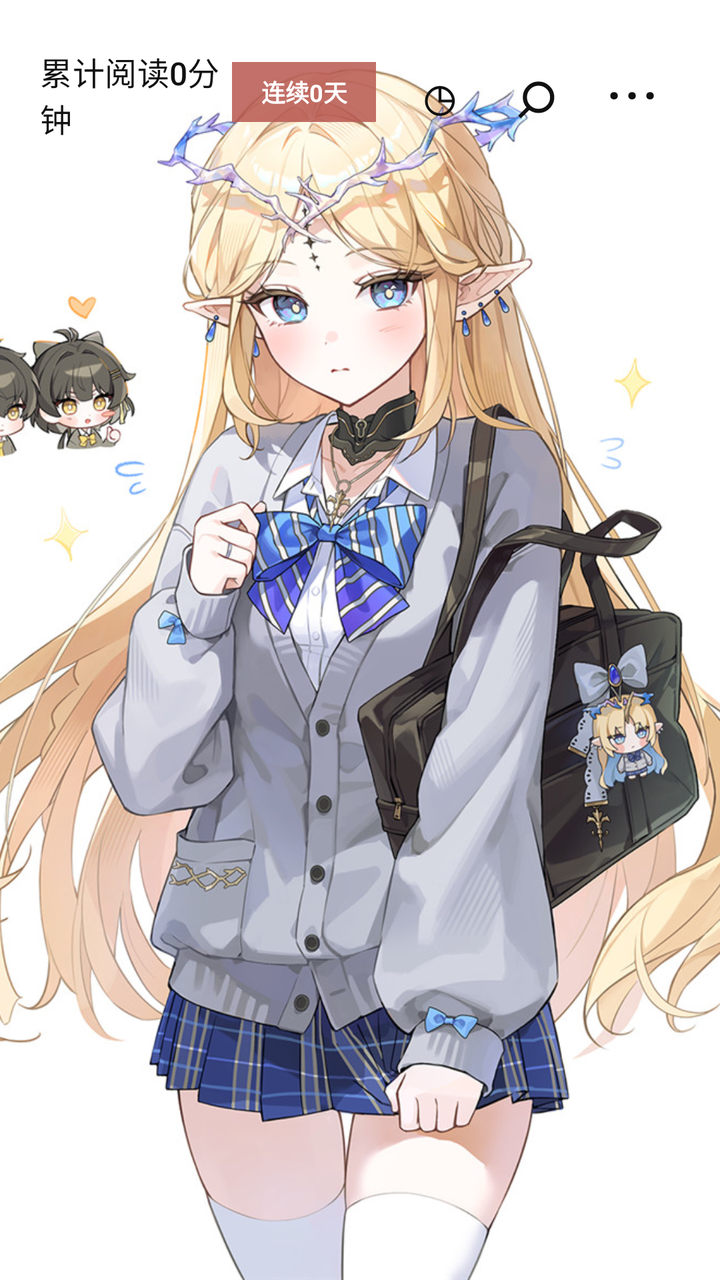
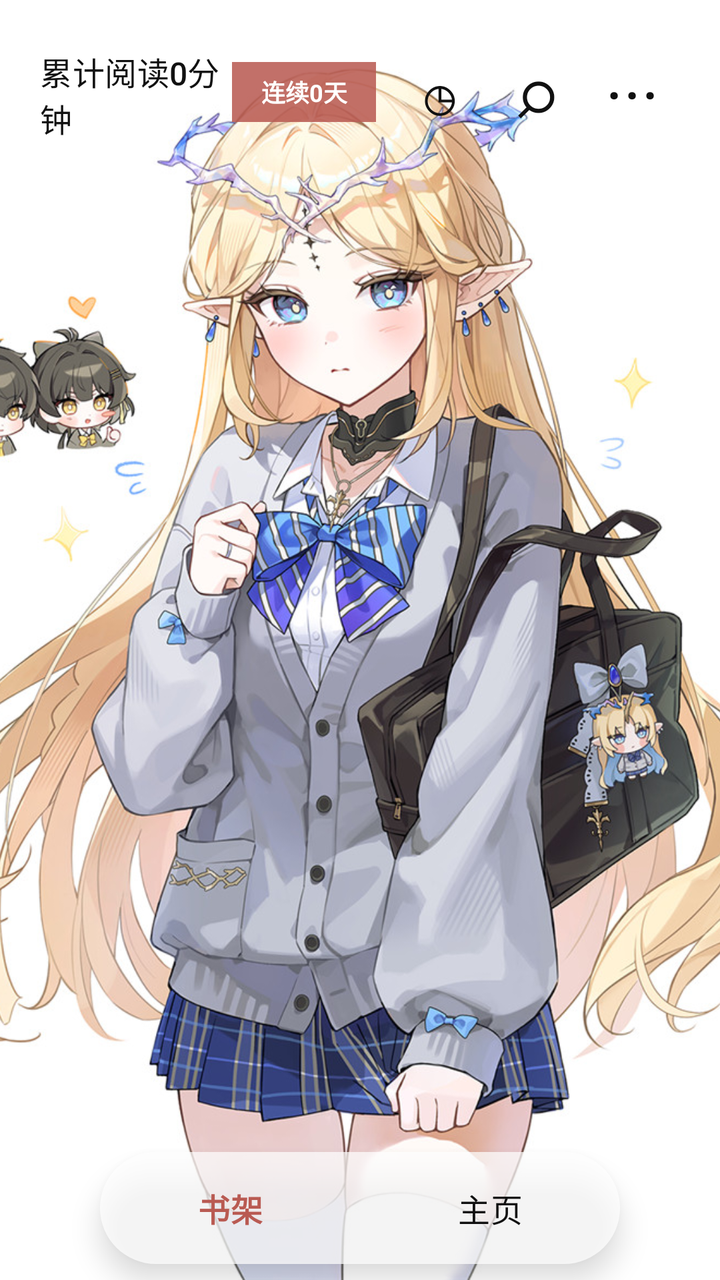

Before-and-after screenshots of an Android layout around one commit, followed by the original layout XML and the change that was made.
<!-- AndroidManifest.xml: application theme Theme.NovelReader -->
<!-- res/layout/activity_main.xml -->
<?xml version="1.0" encoding="utf-8"?>
<androidx.coordinatorlayout.widget.CoordinatorLayout xmlns:android="http://schemas.android.com/apk/res/android"
    xmlns:app="http://schemas.android.com/apk/res-auto"
    android:id="@+id/main"
    android:layout_width="match_parent"
    android:layout_height="match_parent">

    <ImageView
        android:id="@+id/bookshelfBackground"
        android:layout_width="match_parent"
        android:layout_height="match_parent"
        android:contentDescription="@null"
        android:scaleType="centerCrop"
        android:src="@drawable/bookshelf_bg" />

    <LinearLayout
        android:layout_width="match_parent"
        android:layout_height="match_parent"
        android:orientation="vertical"
        android:paddingStart="20dp"
        android:paddingEnd="20dp">

        <LinearLayout
            android:id="@+id/bookshelfTopBar"
            android:layout_width="match_parent"
            android:layout_height="wrap_content"
            android:gravity="center_vertical"
            android:orientation="horizontal"
            android:paddingTop="24dp"
            android:paddingBottom="16dp">

            <TextView
                android:id="@+id/groupBackButton"
                android:layout_width="76dp"
                android:layout_height="44dp"
                android:gravity="center_vertical"
                android:text="‹ 返回"
                android:textAppearance="@style/TextAppearance.Material3.TitleMedium"
                android:textColor="#111111"
                android:textStyle="bold"
                android:visibility="gone" />

            <TextView
                android:id="@+id/readingTimeText"
                android:layout_width="0dp"
                android:layout_height="44dp"
                android:layout_weight="1"
                android:gravity="center_vertical"
                android:text="累计阅读0分钟"
                android:textAppearance="@style/TextAppearance.Material3.TitleMedium"
                android:textColor="#111111" />

            <TextView
                android:id="@+id/readingStreakBadge"
                android:layout_width="72dp"
                android:layout_height="30dp"
                android:layout_marginEnd="8dp"
                android:background="#DDB95A52"
                android:gravity="center"
                android:text="连续0天"
                android:textColor="#FFFFFF"
                android:textSize="12sp"
                android:textStyle="bold" />

            <TextView
                android:id="@+id/groupTitleText"
                android:layout_width="0dp"
                android:layout_height="44dp"
                android:layout_weight="1"
                android:ellipsize="end"
                android:gravity="center_vertical"
                android:maxLines="1"
                android:textAppearance="@style/TextAppearance.Material3.TitleMedium"
                android:textColor="#111111"
                android:textStyle="bold"
                android:visibility="gone" />

            <TextView
                android:id="@+id/historyButton"
                android:layout_width="48dp"
                android:layout_height="44dp"
                android:gravity="center"
                android:text="◷"
                android:textColor="#111111"
                android:textSize="34sp" />

            <TextView
                android:id="@+id/searchButton"
                android:layout_width="48dp"
                android:layout_height="44dp"
                android:gravity="center"
                android:text="⌕"
                android:textColor="#111111"
                android:textSize="34sp" />

            <TextView
                android:id="@+id/moreButton"
                android:layout_width="48dp"
                android:layout_height="44dp"
                android:gravity="center"
                android:text="···"
                android:textColor="#111111"
                android:textSize="34sp" />
        </LinearLayout>

        <LinearLayout
            android:id="@+id/selectionBar"
            android:layout_width="match_parent"
            android:layout_height="wrap_content"
            android:gravity="center_vertical"
            android:orientation="horizontal"
            android:paddingTop="24dp"
            android:paddingBottom="16dp"
            android:visibility="gone">

            <TextView
                android:id="@+id/cancelSelectionButton"
                android:layout_width="64dp"
                android:layout_height="40dp"
                android:gravity="center_vertical"
                android:text="取消"
                android:textAppearance="@style/TextAppearance.Material3.BodyLarge"
                android:textColor="#111111" />

            <TextView
                android:id="@+id/selectedCountText"
                android:layout_width="0dp"
                android:layout_height="40dp"
                android:layout_weight="1"
                android:gravity="center"
                android:text="已选择 1 本"
                android:textAppearance="@style/TextAppearance.Material3.TitleMedium"
                android:textColor="#111111"
                android:textStyle="bold" />

            <TextView
                android:id="@+id/groupSelectedButton"
                android:layout_width="52dp"
                android:layout_height="40dp"
                android:gravity="center"
                android:text="分组"
                android:textAppearance="@style/TextAppearance.Material3.BodyLarge"
                android:textColor="#111111"
                android:textStyle="bold" />

            <TextView
                android:id="@+id/markReadSelectedButton"
                android:layout_width="52dp"
                android:layout_height="40dp"
                android:gravity="center"
                android:text="已读"
                android:textAppearance="@style/TextAppearance.Material3.BodyLarge"
                android:textColor="#111111"
                android:textStyle="bold" />

            <TextView
                android:id="@+id/markUnreadSelectedButton"
                android:layout_width="52dp"
                android:layout_height="40dp"
                android:gravity="center"
                android:text="在读"
                android:textAppearance="@style/TextAppearance.Material3.BodyLarge"
                android:textColor="#111111"
                android:textStyle="bold" />

            <TextView
                android:id="@+id/deleteSelectedButton"
                android:layout_width="52dp"
                android:layout_height="40dp"
                android:gravity="end|center_vertical"
                android:text="删除"
                android:textAppearance="@style/TextAppearance.Material3.BodyLarge"
                android:textColor="#B95A52"
                android:textStyle="bold" />
        </LinearLayout>

        <TextView
            android:id="@+id/emptyView"
            android:layout_width="match_parent"
            android:layout_height="wrap_content"
            android:paddingTop="80dp"
            android:gravity="center"
            android:text="@string/empty_bookshelf"
            android:textAppearance="@style/TextAppearance.Material3.BodyLarge"
            android:visibility="gone" />

        <androidx.recyclerview.widget.RecyclerView
            android:id="@+id/bookRecyclerView"
            android:layout_width="match_parent"
            android:layout_height="0dp"
            android:layout_weight="1"
            android:clipToPadding="false"
            android:paddingTop="8dp"
            android:paddingBottom="96dp" />
    </LinearLayout>

    <com.google.android.material.floatingactionbutton.ExtendedFloatingActionButton
        android:id="@+id/importButton"
        android:layout_width="wrap_content"
        android:layout_height="wrap_content"
        android:layout_gravity="bottom|end"
        android:layout_margin="24dp"
        android:text="@string/import_book"
        android:visibility="gone"
        app:icon="@android:drawable/ic_menu_upload" />

    <LinearLayout
        android:id="@+id/moreMenuPanel"
        android:layout_width="220dp"
        android:layout_height="wrap_content"
        android:layout_gravity="top|end"
        android:layout_marginTop="82dp"
        android:layout_marginEnd="20dp"
        android:alpha="0"
        android:background="#F8FFFFFF"
        android:elevation="10dp"
        android:orientation="vertical"
        android:paddingTop="12dp"
        android:paddingBottom="12dp"
        android:visibility="gone">

        <TextView
            android:id="@+id/menuImportButton"
            android:layout_width="match_parent"
            android:layout_height="56dp"
            android:gravity="center_vertical"
            android:paddingStart="24dp"
            android:paddingEnd="24dp"
            android:text="本机导入"
            android:textAppearance="@style/TextAppearance.Material3.TitleMedium"
            android:textColor="#111111" />

        <TextView
            android:id="@+id/menuImportRecordsButton"
            android:layout_width="match_parent"
            android:layout_height="56dp"
            android:gravity="center_vertical"
            android:paddingStart="24dp"
            android:paddingEnd="24dp"
            android:text="导入记录"
            android:textAppearance="@style/TextAppearance.Material3.TitleMedium"
            android:textColor="#111111" />

        <TextView
            android:id="@+id/menuSortButton"
            android:layout_width="match_parent"
            android:layout_height="56dp"
            android:gravity="center_vertical"
            android:paddingStart="24dp"
            android:paddingEnd="24dp"
            android:text="书架排序"
            android:textAppearance="@style/TextAppearance.Material3.TitleMedium"
            android:textColor="#111111" />

        <TextView
            android:id="@+id/menuListModeButton"
            android:layout_width="match_parent"
            android:layout_height="56dp"
            android:gravity="center_vertical"
            android:paddingStart="24dp"
            android:paddingEnd="24dp"
            android:text="列表模式"
            android:textAppearance="@style/TextAppearance.Material3.TitleMedium"
            android:textColor="#111111" />

        <TextView
            android:id="@+id/menuCategoryButton"
            android:layout_width="match_parent"
            android:layout_height="56dp"
            android:gravity="center_vertical"
            android:paddingStart="24dp"
            android:paddingEnd="24dp"
            android:text="分类筛选"
            android:textAppearance="@style/TextAppearance.Material3.TitleMedium"
            android:textColor="#111111" />

        <TextView
            android:id="@+id/menuStatsButton"
            android:layout_width="match_parent"
            android:layout_height="56dp"
            android:gravity="center_vertical"
            android:paddingStart="24dp"
            android:paddingEnd="24dp"
            android:text="阅读统计"
            android:textAppearance="@style/TextAppearance.Material3.TitleMedium"
            android:textColor="#111111" />

        <TextView
            android:id="@+id/menuGoalButton"
            android:layout_width="match_parent"
            android:layout_height="56dp"
            android:gravity="center_vertical"
            android:paddingStart="24dp"
            android:paddingEnd="24dp"
            android:text="阅读目标"
            android:textAppearance="@style/TextAppearance.Material3.TitleMedium"
            android:textColor="#111111" />

        <TextView
            android:id="@+id/menuBackgroundButton"
            android:layout_width="match_parent"
            android:layout_height="56dp"
            android:gravity="center_vertical"
            android:paddingStart="24dp"
            android:paddingEnd="24dp"
            android:text="书架背景"
            android:textAppearance="@style/TextAppearance.Material3.TitleMedium"
            android:textColor="#111111" />

        <TextView
            android:id="@+id/menuBackupButton"
            android:layout_width="match_parent"
            android:layout_height="56dp"
            android:gravity="center_vertical"
            android:paddingStart="24dp"
            android:paddingEnd="24dp"
            android:text="备份数据"
            android:textAppearance="@style/TextAppearance.Material3.TitleMedium"
            android:textColor="#111111" />

        <TextView
            android:id="@+id/menuRestoreButton"
            android:layout_width="match_parent"
            android:layout_height="56dp"
            android:gravity="center_vertical"
            android:paddingStart="24dp"
            android:paddingEnd="24dp"
            android:text="恢复数据"
            android:textAppearance="@style/TextAppearance.Material3.TitleMedium"
            android:textColor="#111111" />
    </LinearLayout>

</androidx.coordinatorlayout.widget.CoordinatorLayout>
<!-- resources referenced by this layout -->
<resources>
  <!-- drawable bookshelf_bg: png bitmap (drawable, 982295 bytes) -->
  <string name="empty_bookshelf">还没有书，点右下角导入 TXT 或 EPUB</string>
  <string name="import_book">导入</string>
  <style name="Theme.NovelReader" parent="Base.Theme.NovelReader" />
  <style name="Base.Theme.NovelReader" parent="Theme.Material3.DayNight.NoActionBar">
          
          
      </style>
</resources>

<!-- the commit's change to res/layout/activity_main.xml (unified diff, before → after) -->
@@ -14,6 +14,7 @@
         android:src="@drawable/bookshelf_bg" />
 
     <LinearLayout
+        android:id="@+id/mainContent"
         android:layout_width="match_parent"
         android:layout_height="match_parent"
         android:orientation="vertical"
@@ -21,177 +22,442 @@
         android:paddingEnd="20dp">
 
         <LinearLayout
-            android:id="@+id/bookshelfTopBar"
-            android:layout_width="match_parent"
-            android:layout_height="wrap_content"
-            android:gravity="center_vertical"
-            android:orientation="horizontal"
-            android:paddingTop="24dp"
-            android:paddingBottom="16dp">
+            android:id="@+id/bookshelfPage"
+            android:layout_width="match_parent"
+            android:layout_height="0dp"
+            android:layout_weight="1"
+            android:orientation="vertical">
+
+            <LinearLayout
+                android:id="@+id/bookshelfTopBar"
+                android:layout_width="match_parent"
+                android:layout_height="wrap_content"
+                android:gravity="center_vertical"
+                android:orientation="horizontal"
+                android:paddingTop="24dp"
+                android:paddingBottom="16dp">
+
+                <TextView
+                    android:id="@+id/groupBackButton"
+                    android:layout_width="76dp"
+                    android:layout_height="44dp"
+                    android:gravity="center_vertical"
+                    android:text="‹ 返回"
+                    android:textAppearance="@style/TextAppearance.Material3.TitleMedium"
+                    android:textColor="#111111"
+                    android:textStyle="bold"
+                    android:visibility="gone" />
+
+                <TextView
+                    android:id="@+id/readingTimeText"
+                    android:layout_width="0dp"
+                    android:layout_height="44dp"
+                    android:layout_weight="1"
+                    android:gravity="center_vertical"
+                    android:text="累计阅读0分钟"
+                    android:textAppearance="@style/TextAppearance.Material3.TitleMedium"
+                    android:textColor="#111111" />
+
+                <TextView
+                    android:id="@+id/readingStreakBadge"
+                    android:layout_width="72dp"
+                    android:layout_height="30dp"
+                    android:layout_marginEnd="8dp"
+                    android:background="#DDB95A52"
+                    android:gravity="center"
+                    android:text="连续0天"
+                    android:textColor="#FFFFFF"
+                    android:textSize="12sp"
+                    android:textStyle="bold" />
+
+                <TextView
+                    android:id="@+id/groupTitleText"
+                    android:layout_width="0dp"
+                    android:layout_height="44dp"
+                    android:layout_weight="1"
+                    android:ellipsize="end"
+                    android:gravity="center_vertical"
+                    android:maxLines="1"
+                    android:textAppearance="@style/TextAppearance.Material3.TitleMedium"
+                    android:textColor="#111111"
+                    android:textStyle="bold"
+                    android:visibility="gone" />
+
+                <TextView
+                    android:id="@+id/historyButton"
+                    android:layout_width="48dp"
+                    android:layout_height="44dp"
+                    android:gravity="center"
+                    android:text="◷"
+                    android:textColor="#111111"
+                    android:textSize="34sp" />
+
+                <TextView
+                    android:id="@+id/searchButton"
+                    android:layout_width="48dp"
+                    android:layout_height="44dp"
+                    android:gravity="center"
+                    android:text="⌕"
+                    android:textColor="#111111"
+                    android:textSize="34sp" />
+
+                <TextView
+                    android:id="@+id/moreButton"
+                    android:layout_width="48dp"
+                    android:layout_height="44dp"
+                    android:gravity="center"
+                    android:text="···"
+                    android:textColor="#111111"
+                    android:textSize="34sp" />
+            </LinearLayout>
+
+            <LinearLayout
+                android:id="@+id/selectionBar"
+                android:layout_width="match_parent"
+                android:layout_height="wrap_content"
+                android:gravity="center_vertical"
+                android:orientation="horizontal"
+                android:paddingTop="24dp"
+                android:paddingBottom="16dp"
+                android:visibility="gone">
+
+                <TextView
+                    android:id="@+id/cancelSelectionButton"
+                    android:layout_width="64dp"
+                    android:layout_height="40dp"
+                    android:gravity="center_vertical"
+                    android:text="取消"
+                    android:textAppearance="@style/TextAppearance.Material3.BodyLarge"
+                    android:textColor="#111111" />
+
+                <TextView
+                    android:id="@+id/selectedCountText"
+                    android:layout_width="0dp"
+                    android:layout_height="40dp"
+                    android:layout_weight="1"
+                    android:gravity="center"
+                    android:text="已选择 1 本"
+                    android:textAppearance="@style/TextAppearance.Material3.TitleMedium"
+                    android:textColor="#111111"
+                    android:textStyle="bold" />
+
+                <TextView
+                    android:id="@+id/groupSelectedButton"
+                    android:layout_width="52dp"
+                    android:layout_height="40dp"
+                    android:gravity="center"
+                    android:text="分组"
+                    android:textAppearance="@style/TextAppearance.Material3.BodyLarge"
+                    android:textColor="#111111"
+                    android:textStyle="bold" />
+
+                <TextView
+                    android:id="@+id/markReadSelectedButton"
+                    android:layout_width="52dp"
+                    android:layout_height="40dp"
+                    android:gravity="center"
+                    android:text="已读"
+                    android:textAppearance="@style/TextAppearance.Material3.BodyLarge"
+                    android:textColor="#111111"
+                    android:textStyle="bold" />
+
+                <TextView
+                    android:id="@+id/markUnreadSelectedButton"
+                    android:layout_width="52dp"
+                    android:layout_height="40dp"
+                    android:gravity="center"
+                    android:text="在读"
+                    android:textAppearance="@style/TextAppearance.Material3.BodyLarge"
+                    android:textColor="#111111"
+                    android:textStyle="bold" />
+
+                <TextView
+                    android:id="@+id/deleteSelectedButton"
+                    android:layout_width="52dp"
+                    android:layout_height="40dp"
+                    android:gravity="end|center_vertical"
+                    android:text="删除"
+                    android:textAppearance="@style/TextAppearance.Material3.BodyLarge"
+                    android:textColor="#B95A52"
+                    android:textStyle="bold" />
+            </LinearLayout>
 
             <TextView
-                android:id="@+id/groupBackButton"
-                android:layout_width="76dp"
-                android:layout_height="44dp"
-                android:gravity="center_vertical"
-                android:text="‹ 返回"
-                android:textAppearance="@style/TextAppearance.Material3.TitleMedium"
-                android:textColor="#111111"
-                android:textStyle="bold"
+                android:id="@+id/emptyView"
+                android:layout_width="match_parent"
+                android:layout_height="wrap_content"
+                android:gravity="center"
+                android:paddingTop="80dp"
+                android:text="@string/empty_bookshelf"
+                android:textAppearance="@style/TextAppearance.Material3.BodyLarge"
                 android:visibility="gone" />
 
-            <TextView
-                android:id="@+id/readingTimeText"
-                android:layout_width="0dp"
-                android:layout_height="44dp"
+            <androidx.recyclerview.widget.RecyclerView
+                android:id="@+id/bookRecyclerView"
+                android:layout_width="match_parent"
+                android:layout_height="0dp"
                 android:layout_weight="1"
-                android:gravity="center_vertical"
-                android:text="累计阅读0分钟"
-                android:textAppearance="@style/TextAppearance.Material3.TitleMedium"
-                android:textColor="#111111" />
-
-            <TextView
-                android:id="@+id/readingStreakBadge"
-                android:layout_width="72dp"
-                android:layout_height="30dp"
-                android:layout_marginEnd="8dp"
-                android:background="#DDB95A52"
-                android:gravity="center"
-                android:text="连续0天"
-                android:textColor="#FFFFFF"
-                android:textSize="12sp"
-                android:textStyle="bold" />
-
-            <TextView
-                android:id="@+id/groupTitleText"
-                android:layout_width="0dp"
-                android:layout_height="44dp"
-                android:layout_weight="1"
-                android:ellipsize="end"
-                android:gravity="center_vertical"
-                android:maxLines="1"
-                android:textAppearance="@style/TextAppearance.Material3.TitleMedium"
-                android:textColor="#111111"
-                android:textStyle="bold"
-                android:visibility="gone" />
-
-            <TextView
-                android:id="@+id/historyButton"
-                android:layout_width="48dp"
-                android:layout_height="44dp"
-                android:gravity="center"
-                android:text="◷"
-                android:textColor="#111111"
-                android:textSize="34sp" />
-
-            <TextView
-                android:id="@+id/searchButton"
-                android:layout_width="48dp"
-                android:layout_height="44dp"
-                android:gravity="center"
-                android:text="⌕"
-                android:textColor="#111111"
-                android:textSize="34sp" />
-
-            <TextView
-                android:id="@+id/moreButton"
-                android:layout_width="48dp"
-                android:layout_height="44dp"
-                android:gravity="center"
-                android:text="···"
-                android:textColor="#111111"
-                android:textSize="34sp" />
+                android:clipToPadding="false"
+                android:paddingTop="8dp"
+                android:paddingBottom="16dp" />
         </LinearLayout>
 
-        <LinearLayout
-            android:id="@+id/selectionBar"
-            android:layout_width="match_parent"
-            android:layout_height="wrap_content"
-            android:gravity="center_vertical"
-            android:orientation="horizontal"
-            android:paddingTop="24dp"
-            android:paddingBottom="16dp"
-            android:visibility="gone">
-
-            <TextView
-                android:id="@+id/cancelSelectionButton"
-                android:layout_width="64dp"
-                android:layout_height="40dp"
-                android:gravity="center_vertical"
-                android:text="取消"
-                android:textAppearance="@style/TextAppearance.Material3.BodyLarge"
-                android:textColor="#111111" />
-
-            <TextView
-                android:id="@+id/selectedCountText"
-                android:layout_width="0dp"
-                android:layout_height="40dp"
-                android:layout_weight="1"
-                android:gravity="center"
-                android:text="已选择 1 本"
-                android:textAppearance="@style/TextAppearance.Material3.TitleMedium"
-                android:textColor="#111111"
-                android:textStyle="bold" />
-
-            <TextView
-                android:id="@+id/groupSelectedButton"
-                android:layout_width="52dp"
-                android:layout_height="40dp"
-                android:gravity="center"
-                android:text="分组"
-                android:textAppearance="@style/TextAppearance.Material3.BodyLarge"
-                android:textColor="#111111"
-                android:textStyle="bold" />
-
-            <TextView
-                android:id="@+id/markReadSelectedButton"
-                android:layout_width="52dp"
-                android:layout_height="40dp"
-                android:gravity="center"
-                android:text="已读"
-                android:textAppearance="@style/TextAppearance.Material3.BodyLarge"
-                android:textColor="#111111"
-                android:textStyle="bold" />
-
-            <TextView
-                android:id="@+id/markUnreadSelectedButton"
-                android:layout_width="52dp"
-                android:layout_height="40dp"
-                android:gravity="center"
-                android:text="在读"
-                android:textAppearance="@style/TextAppearance.Material3.BodyLarge"
-                android:textColor="#111111"
-                android:textStyle="bold" />
-
-            <TextView
-                android:id="@+id/deleteSelectedButton"
-                android:layout_width="52dp"
-                android:layout_height="40dp"
-                android:gravity="end|center_vertical"
-                android:text="删除"
-                android:textAppearance="@style/TextAppearance.Material3.BodyLarge"
-                android:textColor="#B95A52"
-                android:textStyle="bold" />
-        </LinearLayout>
-
-        <TextView
-            android:id="@+id/emptyView"
-            android:layout_width="match_parent"
-            android:layout_height="wrap_content"
-            android:paddingTop="80dp"
-            android:gravity="center"
-            android:text="@string/empty_bookshelf"
-            android:textAppearance="@style/TextAppearance.Material3.BodyLarge"
-            android:visibility="gone" />
-
-        <androidx.recyclerview.widget.RecyclerView
-            android:id="@+id/bookRecyclerView"
+        <ScrollView
+            android:id="@+id/homePage"
             android:layout_width="match_parent"
             android:layout_height="0dp"
             android:layout_weight="1"
             android:clipToPadding="false"
-            android:paddingTop="8dp"
-            android:paddingBottom="96dp" />
+            android:paddingTop="32dp"
+            android:paddingBottom="18dp"
+            android:visibility="gone">
+
+            <LinearLayout
+                android:layout_width="match_parent"
+                android:layout_height="wrap_content"
+                android:orientation="vertical">
+
+                <LinearLayout
+                    android:layout_width="match_parent"
+                    android:layout_height="wrap_content"
+                    android:gravity="center_vertical"
+                    android:orientation="horizontal">
+
+                    <TextView
+                        android:layout_width="0dp"
+                        android:layout_height="wrap_content"
+                        android:layout_weight="1"
+                        android:text="主页"
+                        android:textAppearance="@style/TextAppearance.Material3.HeadlineMedium"
+                        android:textColor="#111111"
+                        android:textStyle="bold" />
+
+                    <TextView
+                        android:id="@+id/homeAvatarButton"
+                        android:layout_width="58dp"
+                        android:layout_height="58dp"
+                        android:gravity="center"
+                        android:text="默"
+                        android:textColor="#FFFFFF"
+                        android:textSize="24sp"
+                        android:textStyle="bold" />
+                </LinearLayout>
+
+                <TextView
+                    android:id="@+id/homeReadingTimeText"
+                    android:layout_width="match_parent"
+                    android:layout_height="wrap_content"
+                    android:layout_marginTop="8dp"
+                    android:text="今日目标 0/30分钟 · 0%"
+                    android:textAppearance="@style/TextAppearance.Material3.BodyLarge"
+                    android:textColor="#111111" />
+
+                <LinearLayout
+                    android:layout_width="match_parent"
+                    android:layout_height="wrap_content"
+                    android:layout_marginTop="24dp"
+                    android:background="@drawable/bottom_nav_pill_background"
+                    android:elevation="4dp"
+                    android:orientation="horizontal"
+                    android:padding="18dp">
+
+                    <LinearLayout
+                        android:layout_width="0dp"
+                        android:layout_height="wrap_content"
+                        android:layout_weight="1"
+                        android:gravity="center"
+                        android:orientation="vertical">
+
+                        <TextView
+                            android:id="@+id/homeBookCountText"
+                            android:layout_width="wrap_content"
+                            android:layout_height="wrap_content"
+                            android:text="0本"
+                            android:textAppearance="@style/TextAppearance.Material3.TitleLarge"
+                            android:textColor="#111111"
+                            android:textStyle="bold" />
+
+                        <TextView
+                            android:layout_width="wrap_content"
+                            android:layout_height="wrap_content"
+                            android:layout_marginTop="4dp"
+                            android:text="全部书籍"
+                            android:textColor="#111111"
+                            android:textSize="13sp" />
+                    </LinearLayout>
+
+                    <LinearLayout
+                        android:layout_width="0dp"
+                        android:layout_height="wrap_content"
+                        android:layout_weight="1"
+                        android:gravity="center"
+                        android:orientation="vertical">
+
+                        <TextView
+                            android:id="@+id/homeReadingCountText"
+                            android:layout_width="wrap_content"
+                            android:layout_height="wrap_content"
+                            android:text="0本"
+                            android:textAppearance="@style/TextAppearance.Material3.TitleLarge"
+                            android:textColor="#111111"
+                            android:textStyle="bold" />
+
+                        <TextView
+                            android:layout_width="wrap_content"
+                            android:layout_height="wrap_content"
+                            android:layout_marginTop="4dp"
+                            android:text="正在阅读"
+                            android:textColor="#111111"
+                            android:textSize="13sp" />
+                    </LinearLayout>
+
+                    <LinearLayout
+                        android:layout_width="0dp"
+                        android:layout_height="wrap_content"
+                        android:layout_weight="1"
+                        android:gravity="center"
+                        android:orientation="vertical">
+
+                        <TextView
+                            android:id="@+id/homeFinishedCountText"
+                            android:layout_width="wrap_content"
+                            android:layout_height="wrap_content"
+                            android:text="0本"
+                            android:textAppearance="@style/TextAppearance.Material3.TitleLarge"
+                            android:textColor="#111111"
+                            android:textStyle="bold" />
+
+                        <TextView
+                            android:layout_width="wrap_content"
+                            android:layout_height="wrap_content"
+                            android:layout_marginTop="4dp"
+                            android:text="已读完"
+                            android:textColor="#111111"
+                            android:textSize="13sp" />
+                    </LinearLayout>
+                </LinearLayout>
+
+                <TextView
+                    android:layout_width="match_parent"
+                    android:layout_height="wrap_content"
+                    android:layout_marginTop="26dp"
+                    android:text="常用功能"
+                    android:textAppearance="@style/TextAppearance.Material3.TitleMedium"
+                    android:textColor="#111111"
+                    android:textStyle="bold" />
+
+                <TextView
+                    android:id="@+id/homeStatsButton"
+                    android:layout_width="match_parent"
+                    android:layout_height="56dp"
+                    android:layout_marginTop="12dp"
+                    android:background="@drawable/bottom_nav_pill_background"
+                    android:gravity="center_vertical"
+                    android:paddingStart="20dp"
+                    android:paddingEnd="20dp"
+                    android:text="阅读统计"
+                    android:textAppearance="@style/TextAppearance.Material3.TitleMedium"
+                    android:textColor="#111111" />
+
+                <TextView
+                    android:id="@+id/homeGoalButton"
+                    android:layout_width="match_parent"
+                    android:layout_height="56dp"
+                    android:layout_marginTop="10dp"
+                    android:background="@drawable/bottom_nav_pill_background"
+                    android:gravity="center_vertical"
+                    android:paddingStart="20dp"
+                    android:paddingEnd="20dp"
+                    android:text="每日阅读目标"
+                    android:textAppearance="@style/TextAppearance.Material3.TitleMedium"
+                    android:textColor="#111111" />
+
+                <TextView
+                    android:id="@+id/homeHistoryButton"
+                    android:layout_width="match_parent"
+                    android:layout_height="56dp"
+                    android:layout_marginTop="10dp"
+                    android:background="@drawable/bottom_nav_pill_background"
+                    android:gravity="center_vertical"
+                    android:paddingStart="20dp"
+                    android:paddingEnd="20dp"
+                    android:text="最近阅读"
+                    android:textAppearance="@style/TextAppearance.Material3.TitleMedium"
+                    android:textColor="#111111" />
+
+                <TextView
+                    android:id="@+id/homeImportButton"
+                    android:layout_width="match_parent"
+                    android:layout_height="56dp"
+                    android:layout_marginTop="10dp"
+                    android:background="@drawable/bottom_nav_pill_background"
+                    android:gravity="center_vertical"
+                    android:paddingStart="20dp"
+                    android:paddingEnd="20dp"
+                    android:text="本机导入"
+                    android:textAppearance="@style/TextAppearance.Material3.TitleMedium"
+                    android:textColor="#111111" />
+
+                <TextView
+                    android:id="@+id/homeBackupButton"
+                    android:layout_width="match_parent"
+                    android:layout_height="56dp"
+                    android:layout_marginTop="10dp"
+                    android:background="@drawable/bottom_nav_pill_background"
+                    android:gravity="center_vertical"
+                    android:paddingStart="20dp"
+                    android:paddingEnd="20dp"
+                    android:text="备份数据"
+                    android:textAppearance="@style/TextAppearance.Material3.TitleMedium"
+                    android:textColor="#111111" />
+
+                <TextView
+                    android:id="@+id/homeRestoreButton"
+                    android:layout_width="match_parent"
+                    android:layout_height="56dp"
+                    android:layout_marginTop="10dp"
+                    android:background="@drawable/bottom_nav_pill_background"
+                    android:gravity="center_vertical"
+                    android:paddingStart="20dp"
+                    android:paddingEnd="20dp"
+                    android:text="恢复数据"
+                    android:textAppearance="@style/TextAppearance.Material3.TitleMedium"
+                    android:textColor="#111111" />
+            </LinearLayout>
+        </ScrollView>
+
+        <LinearLayout
+            android:id="@+id/bottomNavBar"
+            android:layout_width="260dp"
+            android:layout_height="56dp"
+            android:layout_gravity="center_horizontal"
+            android:layout_marginBottom="8dp"
+            android:background="@drawable/bottom_nav_pill_background"
+            android:elevation="8dp"
+            android:gravity="center"
+            android:orientation="horizontal">
+
+            <TextView
+                android:id="@+id/bookshelfTabButton"
+                android:layout_width="0dp"
+                android:layout_height="match_parent"
+                android:layout_weight="1"
+                android:gravity="center"
+                android:text="书架"
+                android:textAppearance="@style/TextAppearance.Material3.TitleMedium"
+                android:textColor="#B95A52"
+                android:textStyle="bold" />
+
+            <TextView
+                android:id="@+id/homeTabButton"
+                android:layout_width="0dp"
+                android:layout_height="match_parent"
+                android:layout_weight="1"
+                android:gravity="center"
+                android:text="主页"
+                android:textAppearance="@style/TextAppearance.Material3.TitleMedium"
+                android:textColor="#111111" />
+        </LinearLayout>
     </LinearLayout>
 
     <com.google.android.material.floatingactionbutton.ExtendedFloatingActionButton
@@ -228,86 +494,89 @@
             android:paddingEnd="24dp"
             android:text="本机导入"
             android:textAppearance="@style/TextAppearance.Material3.TitleMedium"
+            android:textColor="#111111"
+            android:visibility="gone" />
+
+        <TextView
+            android:id="@+id/menuImportRecordsButton"
+            android:layout_width="match_parent"
+            android:layout_height="56dp"
+            android:gravity="center_vertical"
+            android:paddingStart="24dp"
+            android:paddingEnd="24dp"
+            android:text="导入记录"
+            android:textAppearance="@style/TextAppearance.Material3.TitleMedium"
             android:textColor="#111111" />
 
         <TextView
-            android:id="@+id/menuImportRecordsButton"
-            android:layout_width="match_parent"
-            android:layout_height="56dp"
-            android:gravity="center_vertical"
-            android:paddingStart="24dp"
-            android:paddingEnd="24dp"
-            android:text="导入记录"
+            android:id="@+id/menuSortButton"
+            android:layout_width="match_parent"
+            android:layout_height="56dp"
+            android:gravity="center_vertical"
+            android:paddingStart="24dp"
+            android:paddingEnd="24dp"
+            android:text="书架排序"
             android:textAppearance="@style/TextAppearance.Material3.TitleMedium"
             android:textColor="#111111" />
 
         <TextView
-            android:id="@+id/menuSortButton"
-            android:layout_width="match_parent"
-            android:layout_height="56dp"
-            android:gravity="center_vertical"
-            android:paddingStart="24dp"
-            android:paddingEnd="24dp"
-            android:text="书架排序"
+            android:id="@+id/menuListModeButton"
+            android:layout_width="match_parent"
+            android:layout_height="56dp"
+            android:gravity="center_vertical"
+            android:paddingStart="24dp"
+            android:paddingEnd="24dp"
+            android:text="列表模式"
             android:textAppearance="@style/TextAppearance.Material3.TitleMedium"
             android:textColor="#111111" />
 
         <TextView
-            android:id="@+id/menuListModeButton"
-            android:layout_width="match_parent"
-            android:layout_height="56dp"
-            android:gravity="center_vertical"
-            android:paddingStart="24dp"
-            android:paddingEnd="24dp"
-            android:text="列表模式"
+            android:id="@+id/menuCategoryButton"
+            android:layout_width="match_parent"
+            android:layout_height="56dp"
+            android:gravity="center_vertical"
+            android:paddingStart="24dp"
+            android:paddingEnd="24dp"
+            android:text="分类筛选"
             android:textAppearance="@style/TextAppearance.Material3.TitleMedium"
             android:textColor="#111111" />
 
         <TextView
-            android:id="@+id/menuCategoryButton"
-            android:layout_width="match_parent"
-            android:layout_height="56dp"
-            android:gravity="center_vertical"
-            android:paddingStart="24dp"
-            android:paddingEnd="24dp"
-            android:text="分类筛选"
+            android:id="@+id/menuStatsButton"
+            android:layout_width="match_parent"
+            android:layout_height="56dp"
+            android:gravity="center_vertical"
+            android:paddingStart="24dp"
+            android:paddingEnd="24dp"
+            android:text="阅读统计"
+            android:textAppearance="@style/TextAppearance.Material3.TitleMedium"
+            android:textColor="#111111"
+            android:visibility="gone" />
+
+        <TextView
+            android:id="@+id/menuGoalButton"
+            android:layout_width="match_parent"
+            android:layout_height="56dp"
+            android:gravity="center_vertical"
+            android:paddingStart="24dp"
+            android:paddingEnd="24dp"
+            android:text="阅读目标"
+            android:textAppearance="@style/TextAppearance.Material3.TitleMedium"
+            android:textColor="#111111"
+            android:visibility="gone" />
+
+        <TextView
+            android:id="@+id/menuBackgroundButton"
+            android:layout_width="match_parent"
+            android:layout_height="56dp"
+            android:gravity="center_vertical"
+            android:paddingStart="24dp"
+            android:paddingEnd="24dp"
+            android:text="书架背景"
             android:textAppearance="@style/TextAppearance.Material3.TitleMedium"
             android:textColor="#111111" />
 
         <TextView
-            android:id="@+id/menuStatsButton"
-            android:layout_width="match_parent"
-            android:layout_height="56dp"
-            android:gravity="center_vertical"
-            android:paddingStart="24dp"
-            android:paddingEnd="24dp"
-            android:text="阅读统计"
-            android:textAppearance="@style/TextAppearance.Material3.TitleMedium"
-            android:textColor="#111111" />
-
-        <TextView
-            android:id="@+id/menuGoalButton"
-            android:layout_width="match_parent"
-            android:layout_height="56dp"
-            android:gravity="center_vertical"
-            android:paddingStart="24dp"
-            android:paddingEnd="24dp"
-            android:text="阅读目标"
-            android:textAppearance="@style/TextAppearance.Material3.TitleMedium"
-            android:textColor="#111111" />
-
-        <TextView
-            android:id="@+id/menuBackgroundButton"
-            android:layout_width="match_parent"
-            android:layout_height="56dp"
-            android:gravity="center_vertical"
-            android:paddingStart="24dp"
-            android:paddingEnd="24dp"
-            android:text="书架背景"
-            android:textAppearance="@style/TextAppearance.Material3.TitleMedium"
-            android:textColor="#111111" />
-
-        <TextView
             android:id="@+id/menuBackupButton"
             android:layout_width="match_parent"
             android:layout_height="56dp"
@@ -316,7 +585,8 @@
             android:paddingEnd="24dp"
             android:text="备份数据"
             android:textAppearance="@style/TextAppearance.Material3.TitleMedium"
-            android:textColor="#111111" />
+            android:textColor="#111111"
+            android:visibility="gone" />
 
         <TextView
             android:id="@+id/menuRestoreButton"
@@ -327,7 +597,8 @@
             android:paddingEnd="24dp"
             android:text="恢复数据"
             android:textAppearance="@style/TextAppearance.Material3.TitleMedium"
-            android:textColor="#111111" />
+            android:textColor="#111111"
+            android:visibility="gone" />
     </LinearLayout>
 
 </androidx.coordinatorlayout.widget.CoordinatorLayout>
<!-- resource entries referenced after the edit -->
@@ -1,6 +1,12 @@
 <!-- resources referenced by this layout -->
 <resources>
   <!-- drawable bookshelf_bg: png bitmap (drawable, 982295 bytes) -->
+  <!-- drawable bottom_nav_pill_background (drawable) -->
+  <?xml version="1.0" encoding="utf-8"?>
+  <shape xmlns:android="http://schemas.android.com/apk/res/android">
+      <solid android:color="#B8FFFFFF" />
+      <corners android:radius="32dp" />
+  </shape>
   <string name="empty_bookshelf">还没有书，点右下角导入 TXT 或 EPUB</string>
   <string name="import_book">导入</string>
   <style name="Theme.NovelReader" parent="Base.Theme.NovelReader" />
